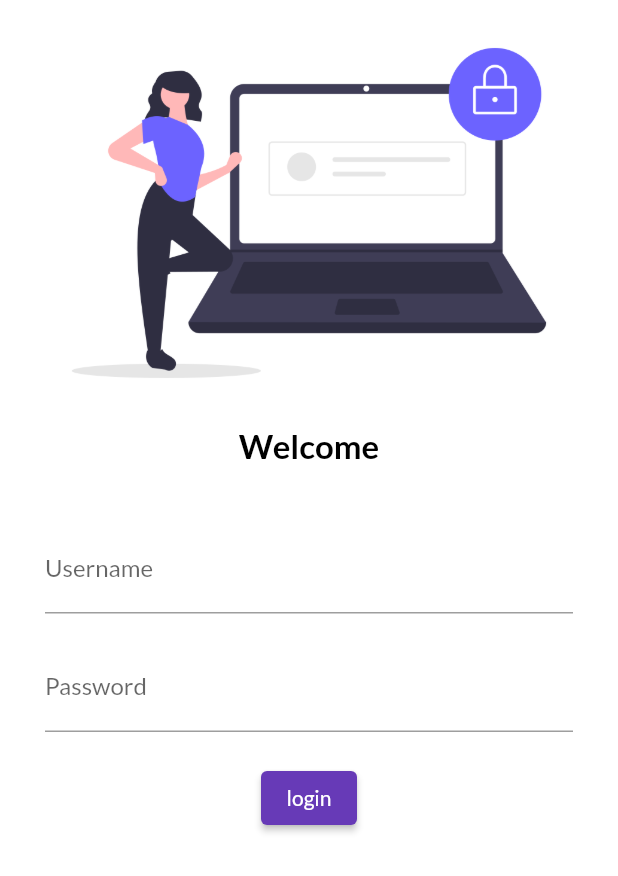
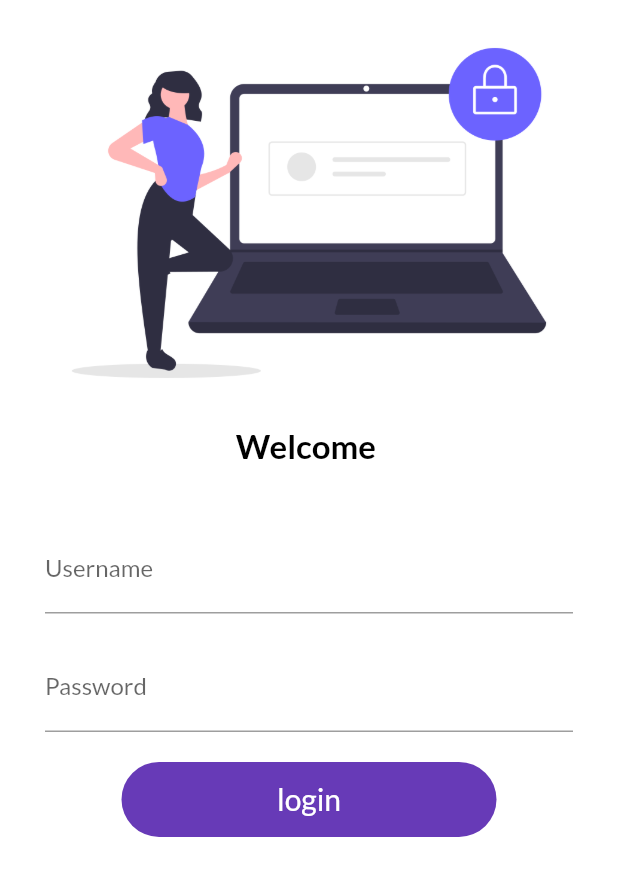
Before and after one commit to saadkhan4069/flutter_oms, a Flutter app: the screen it shows after launch, on a phone screen of 412 x 824 dp. Shown: the top 876 px of the screen. Run offline on Flutter 3.47's test engine with Material 2 defaults, Android fonts, the phone set to English and light mode, and no system bars; our stand-ins replace google_fonts.

Commit message:
day 6 complete

```diff
--- a/lib/main.dart
+++ b/lib/main.dart
@@ -2,6 +2,7 @@ import 'package:flutter/material.dart';
 import 'package:medicalfqpixel/pages/home_page.dart';
 import 'package:medicalfqpixel/pages/login_page.dart';
 import 'package:google_fonts/google_fonts.dart';
+import 'package:medicalfqpixel/utils/routes.dart';
 
 void main() {
   runApp(const myApp());
@@ -14,6 +15,7 @@ class myApp extends StatelessWidget {
   Widget build(BuildContext context) {
     return MaterialApp(
         // home: homePage(),
+        debugShowCheckedModeBanner: false,
         theme: ThemeData(
             primarySwatch: Colors.deepPurple,
             fontFamily: GoogleFonts.lato().fontFamily,
@@ -23,8 +25,8 @@ class myApp extends StatelessWidget {
         initialRoute: "/",
         routes: {
           "/": (context) => loginPage(),
-          "/login": (context) => loginPage(),
-          "/home": (context) => homePage()
+          myRoute.loginroute: (context) => loginPage(),
+          myRoute.homeroute: (context) => homePage()
         });
   }
 }
--- a/lib/pages/login_page.dart
+++ b/lib/pages/login_page.dart
@@ -1,12 +1,21 @@
 import 'package:flutter/material.dart';
+import 'package:medicalfqpixel/utils/routes.dart';
 
-class loginPage extends StatelessWidget {
+class loginPage extends StatefulWidget {
   const loginPage({Key? key}) : super(key: key);
 
+  @override
+  State<loginPage> createState() => _loginPageState();
+}
+
+class _loginPageState extends State<loginPage> {
+  String name = "";
+  bool changeButton = false;
   @override
   Widget build(BuildContext context) {
     return Material(
         color: Colors.white,
+        child: SingleChildScrollView(
           child: Column(
             children: [
               Image.asset(
@@ -14,15 +23,15 @@ class loginPage extends StatelessWidget {
                 fit: BoxFit.cover,
               ),
               Text(
-              "Welcome",
+                "Welcome $name",
                 style: TextStyle(
                     fontSize: 22,
                     fontWeight: FontWeight.bold,
                     color: Colors.black),
               ),
               Padding(
-              padding:
-                  const EdgeInsets.symmetric(vertical: 20.0, horizontal: 30.0),
+                padding: const EdgeInsets.symmetric(
+                    vertical: 20.0, horizontal: 30.0),
                 child: Column(
                   children: [
                     SizedBox(
@@ -31,6 +40,11 @@ class loginPage extends StatelessWidget {
                     TextFormField(
                       decoration: InputDecoration(
                           labelText: "Username", hintText: "Enter Username"),
+                      onChanged: (value) {
+                        setState(() {
+                          name = value;
+                        });
+                      },
                     ),
                     SizedBox(
                       height: 20.0,
@@ -43,17 +57,48 @@ class loginPage extends StatelessWidget {
                     SizedBox(
                       height: 20.0,
                     ),
-                  ElevatedButton(
-                    child: Text("login"),
-                    style: TextButton.styleFrom(),
-                    onPressed: () {
-                      print("hello");
+                    // ElevatedButton(
+                    //   child: Text("login"),
+                    //   style: TextButton.styleFrom(minimumSize: Size(120, 40)),
+                    //   onPressed: () {
+                    //     Navigator.pushNamed(context, myRoute.homeroute);
+                    //   },
+                    // )
+                    InkWell(
+                      onTap: () async {
+                        setState(() {
+                          changeButton = true;
+                        });
+                        await Future.delayed(Duration(seconds: 1));
+                        Navigator.pushNamed(context, myRoute.homeroute);
                       },
+                      child: AnimatedContainer(
+                        duration: Duration(seconds: 1),
+                        alignment: Alignment.center,
+                        height: 50,
+                        width: changeButton ? 50 : 250,
+                        child: changeButton
+                            ? Icon(
+                                Icons.done,
+                                color: Colors.white,
+                              )
+                            : Text(
+                                "login",
+                                style: TextStyle(
+                                    color: Colors.white, fontSize: 20),
+                              ),
+                        decoration: BoxDecoration(
+                            color: Colors.deepPurple,
+                            // shape: changeButton? BoxShape.circle: BoxShape.rectangle,
+                            borderRadius:
+                                BorderRadius.circular(changeButton ? 50 : 150)),
+                      ),
                     )
                   ],
                 ),
               ),
             ],
+          ),
         ));
   }
 }
--- /dev/null
+++ b/lib/utils/routes.dart
@@ -0,0 +1,4 @@
+class myRoute {
+  static String homeroute = "/home";
+  static String loginroute = "/login";
+}
```
Lines whose indentation alone changed are shown as unchanged.
